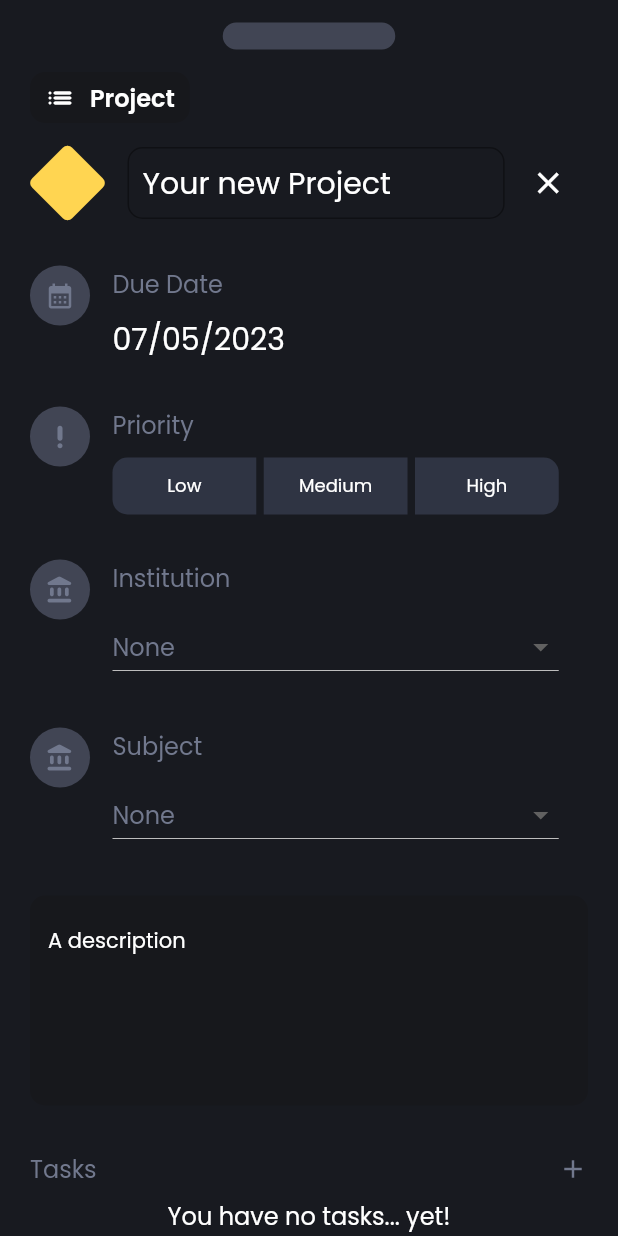
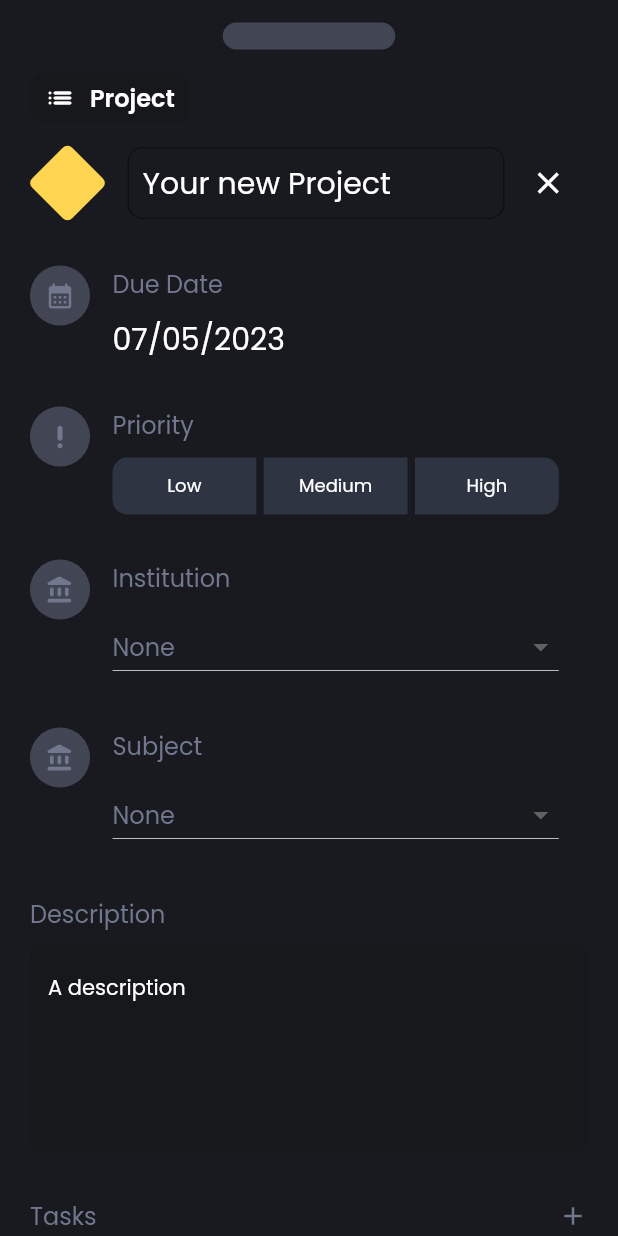
Before and after one commit to DreFlo/lgp-2223-sc1, a Flutter app: the ProjectForm widget shown alone on an empty page, opened directly with empty values, on a phone screen of 412 x 824 dp. Run offline on Flutter 3.47's test engine with Material 2 defaults, Android fonts, the phone set to English and light mode, and no system bars; our stand-ins replace calendar_view, carousel_slider, floor, flutter_local_notifications, flutter_native_timezone, flutter_svg and 7 more; missing offline and left inert: books_finder, emojis, flutter_picker, notification_permissions, tmdb_api; accounts and stored records are empty; generated files the repository leaves out were written again.

Commit message:
Fix task bar.

```diff
--- a/src/lib/pages/tasks/project_form.dart
+++ b/src/lib/pages/tasks/project_form.dart
@@ -821,12 +821,19 @@ class _ProjectFormState extends State<ProjectForm> {
             },
           ))
     ]);
+
     bool isError = errors.containsKey('description');
     if (!isError) {
-      return [descriptionWidget];
+      return [descriptionLabelWidget, const SizedBox(height: 7.5), descriptionWidget];
     }
+
     Widget errorWidget = ErrorText(text: errors['description']!);
-    return [descriptionLabelWidget, const SizedBox(height: 7.5), descriptionWidget, errorWidget];
+    return [
+      descriptionLabelWidget,
+      const SizedBox(height: 7.5),
+      descriptionWidget,
+      errorWidget
+    ];
   }
 
   Row getAddTask(BuildContext context) {
@@ -896,6 +903,8 @@ class _ProjectFormState extends State<ProjectForm> {
           deleteTask: deleteTask(tasks[i]),
           taskGroupId: id,
         ));
+
+        taskList.add(const SizedBox(height: 10));
       }
     }
 
```
Also changed, not shown: src/lib/widgets/tasks/task_bar.dart (+8 -3 lines).
